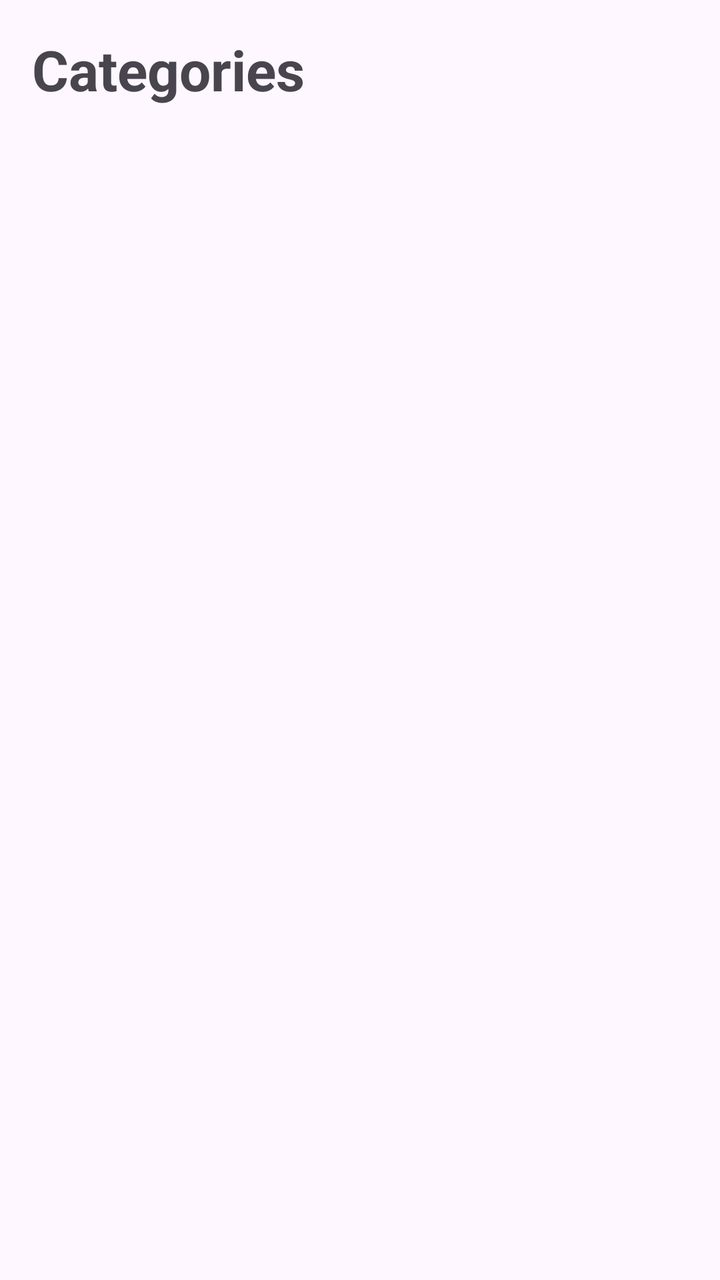
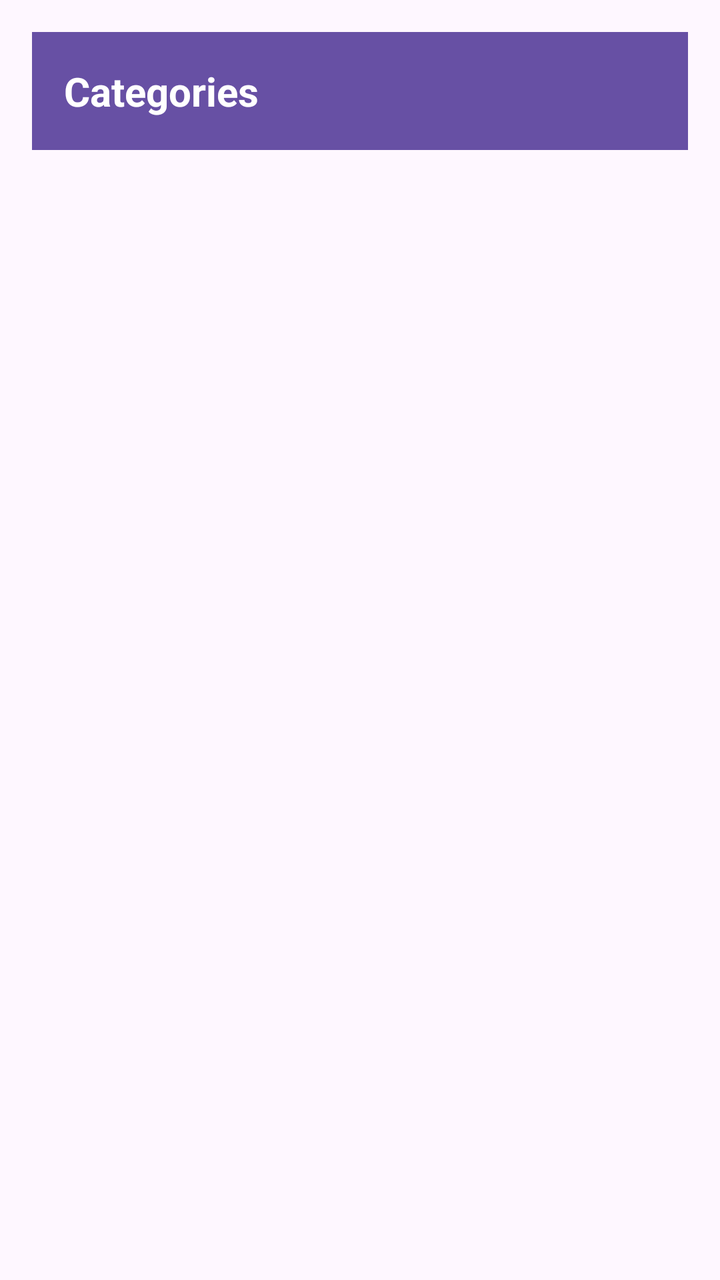

Before-and-after screenshots of an Android layout around one commit, followed by the original layout XML and the change that was made.
<!-- AndroidManifest.xml: application theme Theme.FlourSync -->
<!-- res/layout/activity_categories.xml -->
<?xml version="1.0" encoding="utf-8"?>
<LinearLayout xmlns:android="http://schemas.android.com/apk/res/android"
    android:orientation="vertical"
    android:padding="16dp"
    android:layout_width="match_parent"
    android:layout_height="match_parent">

    <TextView
        android:id="@+id/tv_categories"
        android:layout_width="match_parent"
        android:layout_height="wrap_content"
        android:paddingBottom="16dp"
        android:text="Categories"
        android:textSize="28sp"
        android:textStyle="bold" />

    <androidx.recyclerview.widget.RecyclerView
        android:id="@+id/recycler_categories"
        android:layout_width="match_parent"
        android:layout_height="match_parent" />
</LinearLayout>
<!-- resources referenced by this layout -->
<resources>
  <style name="Theme.FlourSync" parent="Theme.Material3.DayNight.NoActionBar">
          
          
      </style>
</resources>

<!-- the commit's change to res/layout/activity_categories.xml (unified diff, before → after) -->
@@ -9,13 +9,16 @@
         android:id="@+id/tv_categories"
         android:layout_width="match_parent"
         android:layout_height="wrap_content"
-        android:paddingBottom="16dp"
+        android:background="?attr/colorPrimary"
+        android:padding="16dp"
         android:text="Categories"
-        android:textSize="28sp"
+        android:textColor="@color/white"
+        android:textSize="20sp"
         android:textStyle="bold" />
 
     <androidx.recyclerview.widget.RecyclerView
         android:id="@+id/recycler_categories"
         android:layout_width="match_parent"
-        android:layout_height="match_parent" />
+        android:layout_height="match_parent"
+        android:layout_marginTop="10dp" />
 </LinearLayout>
<!-- resource entries referenced after the edit -->
@@ -1,5 +1,6 @@
 <!-- resources referenced by this layout -->
 <resources>
+  <color name="white">#FFFFFFFF</color>
   <style name="Theme.FlourSync" parent="Theme.Material3.DayNight.NoActionBar">
           
           
